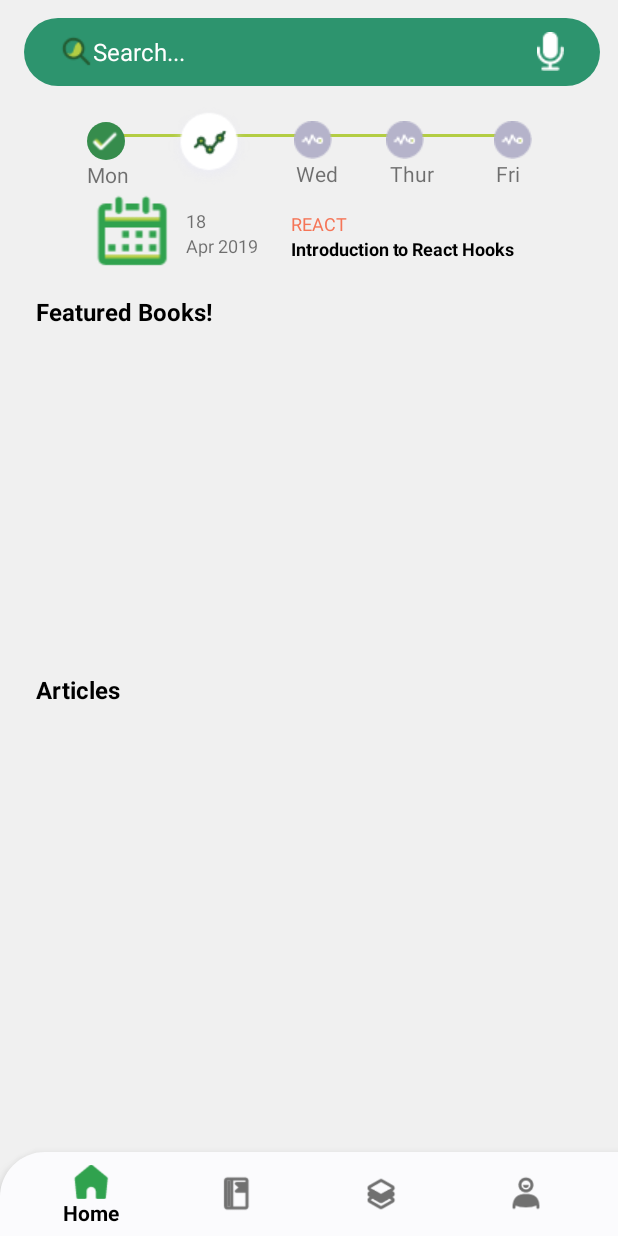
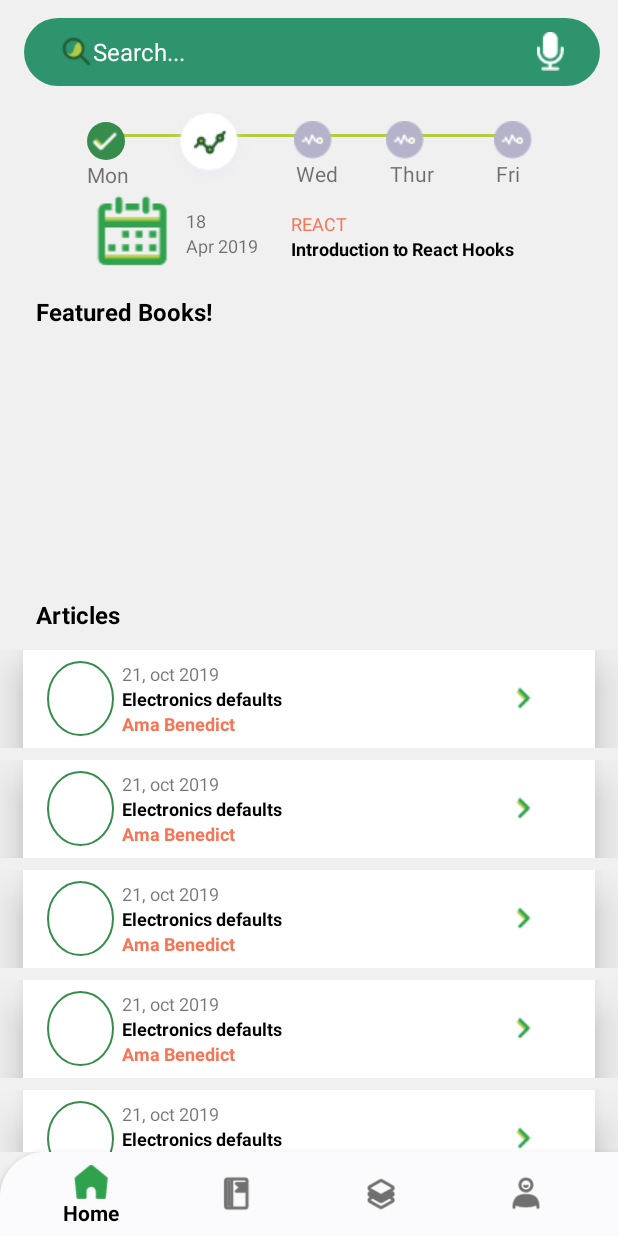
Before and after one commit to toluwalope19/decagon_classroom, an Android app: the screen it shows after launch (MainActivity), on a phone screen of 412 x 824 dp. Run offline under Robolectric (Android 15) with nearby library versions, the phone set to English and light mode, and no system bars.

Commit message:
home page recycler view

```diff
--- /dev/null
+++ b/app/src/main/java/com/example/decagon_classroom/Article.kt
@@ -0,0 +1,5 @@
+package com.example.decagon_classroom
+
+class Article(var date: String, var data: String, var name: String) {
+
+}
--- a/app/src/main/java/com/example/decagon_classroom/HomeFragment.kt
+++ b/app/src/main/java/com/example/decagon_classroom/HomeFragment.kt
@@ -6,21 +6,14 @@ import androidx.fragment.app.Fragment
 import android.view.LayoutInflater
 import android.view.View
 import android.view.ViewGroup
+import androidx.recyclerview.widget.LinearLayoutManager
+import androidx.recyclerview.widget.RecyclerView
+import kotlinx.android.synthetic.main.fragment_homepage.*
 
 /**
  * A simple [Fragment] subclass.
  */
 class HomeFragment : Fragment() {
-
-    override fun onCreateView(
-        inflater: LayoutInflater, container: ViewGroup?,
-        savedInstanceState: Bundle?
-    ): View? {
-        // Inflate the layout for this fragment
-        return inflater.inflate(R.layout.fragment_homepage, container, false)
-
-    }
-
 
     companion object{
         fun newInstance(): HomeFragment {
@@ -31,5 +24,40 @@ class HomeFragment : Fragment() {
         }
     }
 
+    override fun onCreateView(
+        inflater: LayoutInflater, container: ViewGroup?,
+        savedInstanceState: Bundle?
+    ): View? {
+        // Inflate the layout for this fragment
+        val view = inflater.inflate(R.layout.fragment_homepage, container, false)
+
+        var articleList =  arrayListOf<Article>()
+
+
+        val paper1 = Article("21, oct 2019","Electronics defaults", "Ama Benedict")
+        val paper2 = Article("21, oct 2019","Electronics defaults", "Ama Benedict")
+        val paper3 = Article("21, oct 2019","Electronics defaults", "Ama Benedict")
+        val paper4 = Article("21, oct 2019","Electronics defaults", "Ama Benedict")
+        val paper5 = Article("21, oct 2019","Electronics defaults", "Ama Benedict")
+        val paper6 = Article("21, oct 2019","Electronics defaults", "Ama Benedict")
+
+
+
+        articleList.add(paper1)
+        articleList.add(paper2)
+        articleList.add(paper3)
+        articleList.add(paper4)
+        articleList.add(paper5)
+        articleList.add(paper6)
+
+
+        var recyclerView = view?.findViewById<RecyclerView>(R.id.recycler_viewHome)
+        recyclerView?.layoutManager = LinearLayoutManager(this.activity!!.applicationContext)
+        recyclerView?.adapter=homeArticleAdapter(articleList)
+
+        return view
+
+    }
+
 
 }
--- /dev/null
+++ b/app/src/main/java/com/example/decagon_classroom/homeArticleAdapter.kt
@@ -0,0 +1,49 @@
+package com.example.decagon_classroom
+
+
+import android.view.LayoutInflater
+import android.view.View
+import android.view.ViewGroup
+import android.widget.AdapterView
+import android.widget.ImageView
+import android.widget.TextView
+import androidx.recyclerview.widget.RecyclerView
+
+class homeArticleAdapter(var articles: ArrayList<Article>): RecyclerView.Adapter<homeArticleAdapter.ContactViewHolder>() {
+
+    override fun onCreateViewHolder(
+        parent: ViewGroup,
+        viewType: Int
+    ): ContactViewHolder {
+
+        val view = LayoutInflater.from(parent.context).inflate(R.layout.recycler_home_row, parent, false)
+
+        return ContactViewHolder(view)
+    }
+
+    override fun getItemCount(): Int {
+        return articles.size
+    }
+
+    override fun onBindViewHolder(holder: ContactViewHolder, position: Int) {
+
+        val article = articles.get(position)
+        holder.dateText.text= article.date
+        holder.titleText.text=article.data
+        holder.authorText.text=article.name
+
+    }
+
+    class ContactViewHolder(view: View): RecyclerView.ViewHolder(view){
+
+        var dateText : TextView
+        var titleText:TextView
+        var authorText:TextView
+
+        init{
+            dateText=view.findViewById(R.id.date_of_release)
+            titleText=view.findViewById(R.id.article_topic)
+            authorText=view.findViewById(R.id.article_author)
+        }
+    }
+}
--- a/app/src/main/res/drawable-v24/round.xml
+++ b/app/src/main/res/drawable-v24/round.xml
@@ -2,5 +2,5 @@
 <shape xmlns:android="http://schemas.android.com/apk/res/android" android:shape="oval">
 
     <solid android:color="#ffffff"/>
-    <stroke android:color="@color/submitColor" android:width="3dp"/>
+    <stroke android:color="@color/submitColor" android:width="1dp"/>
 </shape>
--- a/app/src/main/res/layout/fragment_homepage.xml
+++ b/app/src/main/res/layout/fragment_homepage.xml
@@ -257,7 +257,7 @@
                 android:textStyle="bold"/>
             <LinearLayout
                 android:layout_width="match_parent"
-                android:layout_height="230dp"
+                android:layout_height="180dp"
                 android:orientation="horizontal"
                 android:layout_weight="5">
 
--- a/app/src/main/res/layout/recycler_home_row.xml
+++ b/app/src/main/res/layout/recycler_home_row.xml
@@ -1,23 +1,26 @@
 <?xml version="1.0" encoding="utf-8"?>
 <LinearLayout xmlns:android="http://schemas.android.com/apk/res/android"
     android:orientation="vertical" android:layout_width="match_parent"
-    android:layout_height="match_parent">
+    android:layout_marginBottom="8dp"
+    android:elevation="5dp"
+    android:layout_height="wrap_content">
 
     <LinearLayout
         android:layout_width="match_parent"
-        android:layout_height="90dp"
+        android:layout_height="65dp"
+        android:background="@color/colorPrimary"
         android:elevation="16dp"
         android:paddingLeft="16dp"
-        android:layout_marginLeft="35dp"
+        android:layout_marginLeft="15dp"
         android:weightSum="10"
-        android:layout_marginRight="35dp"
+        android:layout_marginRight="15dp"
         android:orientation="horizontal">
 
         <ImageView
             android:layout_width="0dp"
             android:layout_gravity="center"
-            android:layout_height="70dp"
-            android:layout_weight="7"
+            android:layout_height="50dp"
+            android:layout_weight="2"
             android:contentDescription="image"
             android:background="@drawable/round"/>
 
@@ -27,7 +30,7 @@
             android:layout_gravity="center"
             android:layout_marginLeft="5dp"
             android:orientation="vertical"
-            android:layout_weight="2"
+            android:layout_weight="6"
             android:weightSum="3">
 
             <TextView
```
